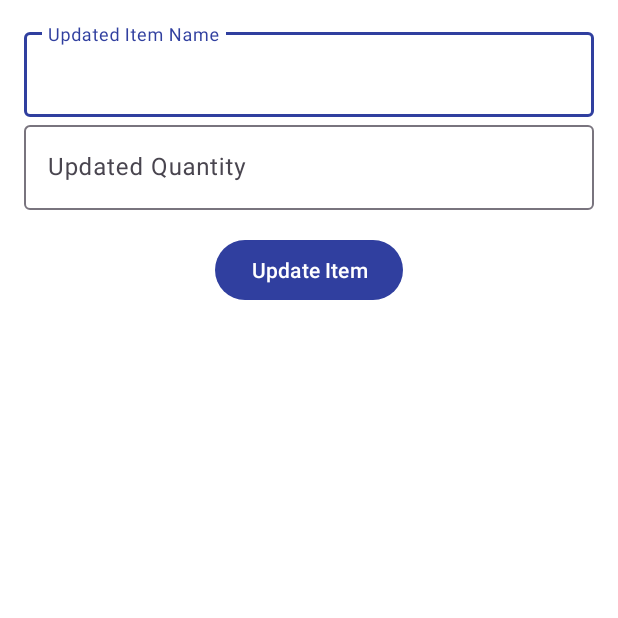
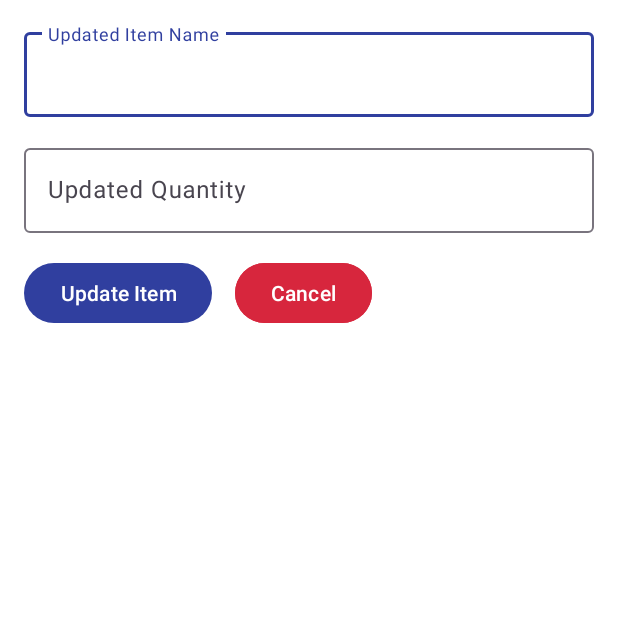
Before and after one commit to MettaAnusha/MyFridge, an Android app: the UpdateItemActivity screen opened directly, with no data from a screen before it, on a phone screen of 412 x 824 dp, the top half of it. Run offline under Robolectric (Android 15) with nearby library versions, the light colour scheme and no system bars.

Commit message:
Revamp Item Edit

```diff
--- a/app/src/main/java/com/example/myfridge/UpdateItemActivity.java
+++ b/app/src/main/java/com/example/myfridge/UpdateItemActivity.java
@@ -41,6 +41,15 @@ public class UpdateItemActivity extends AppCompatActivity {
                 updateShoppingItem(originalItemName);
             }
         });
+
+        updateItemBinding.btnCancel.setOnClickListener(new View.OnClickListener() {
+            @Override
+            public void onClick(View v) {
+                Intent intent = new Intent(UpdateItemActivity.this, HomeActivity.class);
+                startActivity(intent);
+                finish();
+            }
+        });
     }
 
     private void populateItemDetails(String itemName) {
--- a/app/src/main/res/layout/activity_update_item.xml
+++ b/app/src/main/res/layout/activity_update_item.xml
@@ -9,7 +9,9 @@
         android:id="@+id/tilUpdatedItemName"
         android:layout_width="match_parent"
         android:layout_height="wrap_content"
-        android:hint="Updated Item Name">
+        android:hint="@string/updated_item_name"
+        android:layout_marginBottom="15dp"
+        >
 
         <com.google.android.material.textfield.TextInputEditText
             android:id="@+id/edtUpdatedItemName"
@@ -22,21 +24,37 @@
         android:id="@+id/tilUpdatedQuantity"
         android:layout_width="match_parent"
         android:layout_height="wrap_content"
-        android:hint="Updated Quantity">
+        android:hint="@string/updated_quantity">
 
         <com.google.android.material.textfield.TextInputEditText
             android:id="@+id/edtUpdatedQuantity"
             android:layout_width="match_parent"
             android:layout_height="wrap_content"
-            android:inputType="number" />
+            android:inputType="number"
+            />
     </com.google.android.material.textfield.TextInputLayout>
 
-    <com.google.android.material.button.MaterialButton
-        android:id="@+id/btnUpdate"
-        android:layout_width="wrap_content"
+    <LinearLayout
+        android:layout_width="match_parent"
         android:layout_height="wrap_content"
-        android:text="Update Item"
-        android:layout_gravity="center_horizontal"
-        android:layout_marginTop="16dp" />
+        android:orientation="horizontal"
+        android:layout_marginTop="16dp">
+
+        <com.google.android.material.button.MaterialButton
+            android:id="@+id/btnUpdate"
+            android:layout_width="wrap_content"
+            android:layout_height="wrap_content"
+            android:text="@string/update_item"
+            android:layout_marginEnd="15dp"
+             />
+
+        <com.google.android.material.button.MaterialButton
+            android:id="@+id/btnCancel"
+            android:layout_width="wrap_content"
+            android:layout_height="wrap_content"
+            android:text="@string/cancel"
+            android:backgroundTint="@color/cancel"
+            />
+    </LinearLayout>
 
 </LinearLayout>
--- a/app/src/main/res/layout/item_layout.xml
+++ b/app/src/main/res/layout/item_layout.xml
@@ -7,7 +7,9 @@
     <androidx.cardview.widget.CardView
         android:layout_width="match_parent"
         android:layout_height="wrap_content"
-        android:layout_margin="5dp"
+        android:layout_marginTop="15dp"
+        android:layout_marginHorizontal="5dp"
+        android:layout_marginBottom="5dp"
         app:cardCornerRadius="10dp"
         >
         <LinearLayout
--- a/app/src/main/res/values/strings.xml
+++ b/app/src/main/res/values/strings.xml
@@ -62,6 +62,9 @@
     <string name="quantity_d">Quantity: %d</string>
     <string name="expires_d_days">Expires in: %d days</string>
     <string name="expired">Expired</string>
+    <string name="update_item">Update Item</string>
+    <string name="updated_quantity">Updated Quantity</string>
+    <string name="updated_item_name">Updated Item Name</string>
 
 
 </resources>
```
